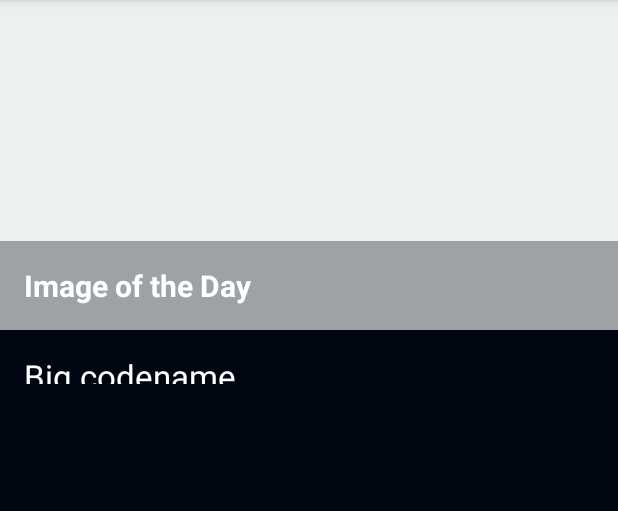
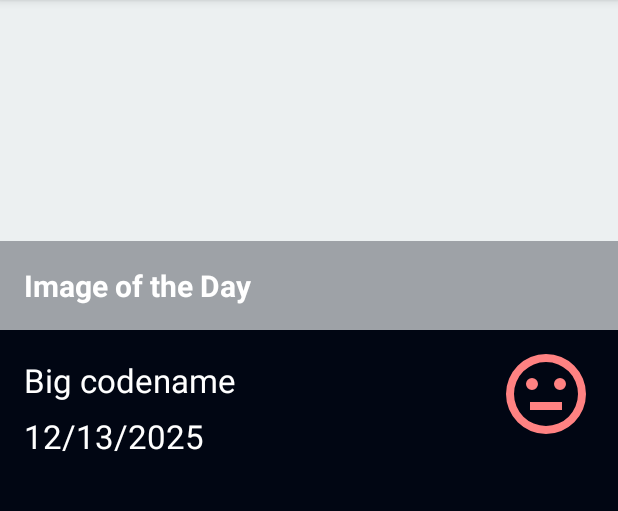
Before and after one commit to rmakki/nasa-asteroid-radar, an Android app: the screen it shows after launch (MainActivity), on a phone screen of 412 x 824 dp, the part 84-595 px from its top. Run offline under Robolectric (Android 15) with nearby library versions, the phone set to English and light mode, and no system bars; our stand-ins replace data binding.

Commit message:
AsteroidAdapter refactoring to seperate concerns

```diff
--- a/app/src/main/java/com/udacity/asteroidradar/main/AsteroidAdapter.kt
+++ b/app/src/main/java/com/udacity/asteroidradar/main/AsteroidAdapter.kt
@@ -8,7 +8,6 @@ import android.widget.ImageView
 import android.widget.TextView
 import androidx.recyclerview.widget.RecyclerView
 import com.udacity.asteroidradar.Asteroid
-import com.udacity.asteroidradar.Util
 import com.udacity.asteroidradar.R
 
 
@@ -25,22 +24,47 @@ class AsteroidAdapter: RecyclerView.Adapter<AsteroidAdapter.ViewHolder>() {
 
     override fun onBindViewHolder(holder: ViewHolder, position: Int) {
         val item = data[position]
-        holder.asteroid_id.text = item.codename
-        Log.i("Recyle item", item.codename)
+        holder.bind(item)
     }
 
+
+
     override fun onCreateViewHolder(parent: ViewGroup, viewType: Int): ViewHolder {
-        val layoutInflater = LayoutInflater.from(parent.context)
-        val view = layoutInflater
-            .inflate(R.layout.list_item_asteroid, parent, false)
-
-        return ViewHolder(view)
+        return ViewHolder.from(parent)
     }
 
-    class ViewHolder(itemView: View) : RecyclerView.ViewHolder(itemView){
+    class ViewHolder private constructor (itemView: View) : RecyclerView.ViewHolder(itemView){
         val asteroid_id: TextView = itemView.findViewById(R.id.asteroid_id)
         val asteroid_date_approaching: TextView = itemView.findViewById(R.id.asteroid_date_approaching)
         val asteroid_status_image: ImageView = itemView.findViewById(R.id.status_image)
+
+        fun bind(item: Asteroid) {
+
+            asteroid_id.text = item.codename
+            asteroid_date_approaching.text = item.closeApproachDate
+            if (item.isPotentiallyHazardous) {
+                asteroid_status_image.setImageResource(R.drawable.ic_status_potentially_hazardous)
+            } else {
+                asteroid_status_image.setImageResource(R.drawable.ic_status_normal)
+
+            }
+            Log.i("Recyle item", item.codename)
+        }
+
+        companion object {
+             fun from(parent: ViewGroup): ViewHolder {
+                val layoutInflater = LayoutInflater.from(parent.context)
+                val view = layoutInflater
+                    .inflate(R.layout.list_item_asteroid, parent, false)
+
+                return ViewHolder(view)
+            }
+        }
+
+
     }
 
+
+
+
 }
--- a/app/src/main/res/layout/list_item_asteroid.xml
+++ b/app/src/main/res/layout/list_item_asteroid.xml
@@ -25,7 +25,7 @@
     <TextView
         android:id="@+id/asteroid_id"
         android:layout_width="0dp"
-        android:layout_height="@dimen/txt_view_height"
+        android:layout_height="wrap_content"
         android:textColor="@android:color/white"
         android:layout_marginStart="@dimen/padding"
         android:layout_marginTop="@dimen/padding_small"
@@ -40,7 +40,7 @@
     <TextView
         android:id="@+id/asteroid_date_approaching"
         android:layout_width="0dp"
-        android:layout_height="@dimen/txt_view_height"
+        android:layout_height="wrap_content"
         android:layout_marginTop="@dimen/padding_small"
         android:textColor="@android:color/white"
         android:textAppearance="@style/Base.TextAppearance.AppCompat.Large"
--- a/app/src/main/res/values/dimens.xml
+++ b/app/src/main/res/values/dimens.xml
@@ -4,6 +4,6 @@
     <dimen name="activity_vertical_margin">16dp</dimen>
     <dimen name="padding">16dp</dimen>
     <dimen name="padding_small">8dp</dimen>
-    <dimen name="txt_view_height">20dp</dimen>
+    <dimen name="txt_view_height">24dp</dimen>
     <dimen name="icon_size">64dp</dimen>
 </resources>
```
